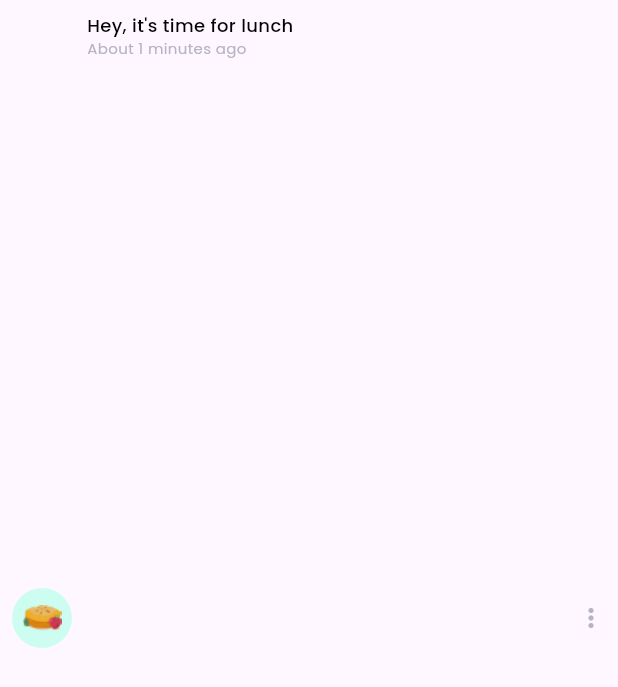
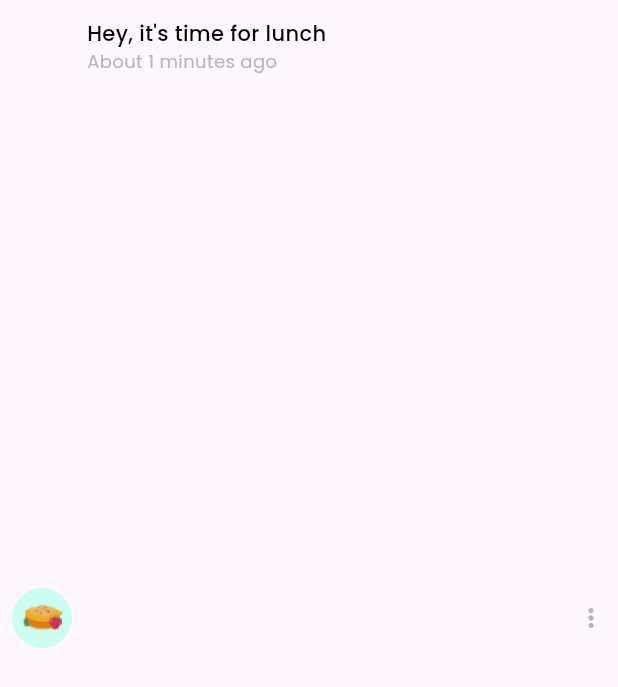
Before and after one commit to Kani-3004/fitness-mobile-app, a Flutter app: the NotificationDetailsWidget widget shown alone on an empty page, opened directly, on a phone screen of 412 x 824 dp. Shown: the top 687 px of the screen. Run offline on Flutter 3.47's test engine with Material 3 defaults, Android fonts, the phone set to English and light mode, and no system bars; our stand-ins replace carousel_slider, google_fonts, syncfusion_flutter_charts.

Commit message:
Notification Page Modified

```diff
--- a/lib/widgets/notification_details_widget.dart
+++ b/lib/widgets/notification_details_widget.dart
@@ -24,7 +24,7 @@ class _NotificationDetailsWidgetState extends State<NotificationDetailsWidget> {
   @override
   Widget build(BuildContext context) {
     return  Padding(
-      padding: const EdgeInsets.all(8.0),
+      padding: const EdgeInsets.symmetric(horizontal: 8.0, vertical: 12.0),
       child: Row(
         mainAxisAlignment: MainAxisAlignment.start,
         crossAxisAlignment: CrossAxisAlignment.center,
@@ -45,7 +45,7 @@ class _NotificationDetailsWidgetState extends State<NotificationDetailsWidget> {
                   overflow: TextOverflow.ellipsis,
                   style: TextStyle(
                     color: Colors.black,
-                    fontSize: 12,
+                    fontSize: 14,
                     fontWeight: FontWeight.w500
                   ),
                 ),
@@ -54,7 +54,7 @@ class _NotificationDetailsWidgetState extends State<NotificationDetailsWidget> {
                   widget.timeInfo,
                   style: TextStyle(
                     color: Color(0xffb6b4c2),
-                    fontSize: 10,
+                    fontSize: 12,
                     fontWeight: FontWeight.w400
                   ),
                 ),
```
